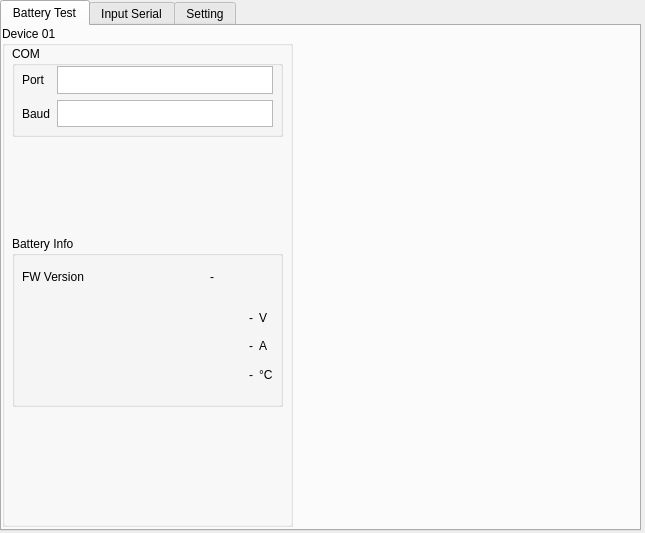
Qt form src/BCT_UI.ui (ComMslee/BCT) before a commit.
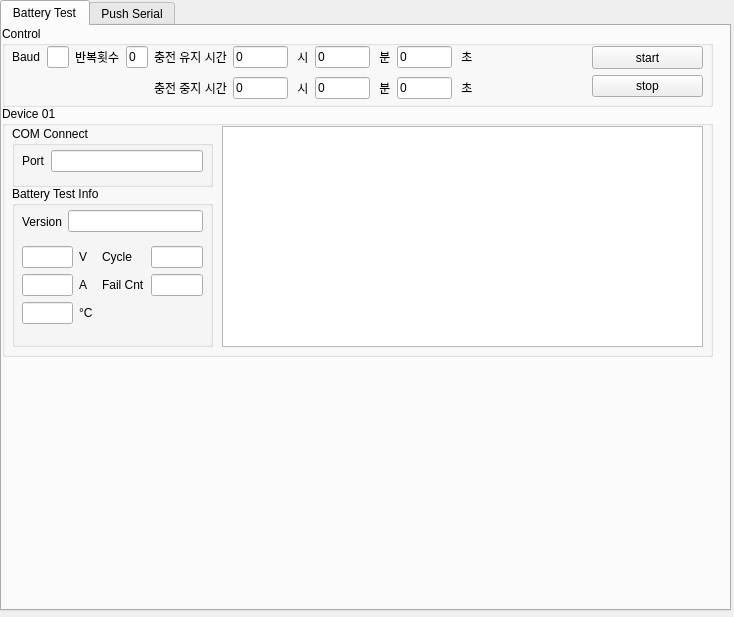
The same form after that commit.

Commit message: *프로젝트 셋업중 *시리얼 write/read class 추가 *UI 계속 변경중

```diff
--- a/src/BCT_UI.ui
+++ b/src/BCT_UI.ui
@@ -6,8 +6,8 @@
    <rect>
     <x>0</x>
     <y>0</y>
-    <width>645</width>
-    <height>533</height>
+    <width>734</width>
+    <height>617</height>
    </rect>
   </property>
   <property name="windowTitle">
@@ -18,8 +18,8 @@
     <rect>
      <x>0</x>
      <y>0</y>
-     <width>641</width>
-     <height>531</height>
+     <width>731</width>
+     <height>611</height>
     </rect>
    </property>
    <property name="currentIndex">
@@ -33,9 +33,9 @@
      <property name="geometry">
       <rect>
        <x>0</x>
-       <y>0</y>
-       <width>291</width>
-       <height>501</height>
+       <y>80</y>
+       <width>711</width>
+       <height>251</height>
       </rect>
      </property>
      <property name="title">
@@ -46,23 +46,26 @@
        <rect>
         <x>10</x>
         <y>20</y>
-        <width>271</width>
-        <height>91</height>
+        <width>201</width>
+        <height>61</height>
        </rect>
       </property>
       <property name="title">
-       <string>COM</string>
+       <string>COM Connect</string>
       </property>
       <widget class="QWidget" name="gridLayoutWidget">
        <property name="geometry">
         <rect>
          <x>10</x>
          <y>20</y>
-         <width>251</width>
-         <height>61</height>
+         <width>181</width>
+         <height>31</height>
         </rect>
        </property>
        <layout class="QGridLayout" name="gridLayout">
+        <item row="0" column="1">
+         <widget class="QLineEdit" name="lineEdit"/>
+        </item>
         <item row="0" column="0">
          <widget class="QLabel" name="label">
           <property name="text">
@@ -70,19 +73,6 @@
           </property>
          </widget>
         </item>
-        <item row="1" column="0">
-         <widget class="QLabel" name="label_2">
-          <property name="text">
-           <string>Baud</string>
-          </property>
-         </widget>
-        </item>
-        <item row="0" column="1">
-         <widget class="QTextEdit" name="textEdit"/>
-        </item>
-        <item row="1" column="1">
-         <widget class="QTextEdit" name="textEdit_2"/>
-        </item>
        </layout>
       </widget>
      </widget>
@@ -90,31 +80,49 @@
       <property name="geometry">
        <rect>
         <x>10</x>
-        <y>210</y>
-        <width>271</width>
-        <height>171</height>
+        <y>80</y>
+        <width>201</width>
+        <height>161</height>
        </rect>
       </property>
       <property name="title">
-       <string>Battery Info</string>
+       <string>Battery Test Info</string>
       </property>
       <widget class="QWidget" name="gridLayoutWidget_2">
        <property name="geometry">
         <rect>
          <x>10</x>
-         <y>70</y>
-         <width>251</width>
+         <y>60</y>
+         <width>71</width>
          <height>80</height>
         </rect>
        </property>
        <layout class="QGridLayout" name="gridLayout_2">
+        <item row="1" column="0">
+         <widget class="QLineEdit" name="lineEdit_17">
+          <property name="readOnly">
+           <bool>true</bool>
+          </property>
+         </widget>
+        </item>
+        <item row="2" column="1">
+         <widget class="QLabel" name="label_8">
+          <property name="text">
+           <string>°C</string>
+          </property>
+         </widget>
+        </item>
+        <item row="1" column="1">
+         <widget class="QLabel" name="label_7">
+          <property name="text">
+           <string>A</string>
+          </property>
+         </widget>
+        </item>
         <item row="0" column="0">
-         <widget class="QLabel" name="dv01_Volt&#10;">
-          <property name="text">
-           <string>-</string>
-          </property>
-          <property name="alignment">
-           <set>Qt::AlignRight|Qt::AlignTrailing|Qt::AlignVCenter</set>
+         <widget class="QLineEdit" name="lineEdit_16">
+          <property name="readOnly">
+           <bool>true</bool>
           </property>
          </widget>
         </item>
@@ -131,37 +139,10 @@
           </property>
          </widget>
         </item>
-        <item row="1" column="0">
-         <widget class="QLabel" name="dv01_Ampere">
-          <property name="text">
-           <string>-</string>
-          </property>
-          <property name="alignment">
-           <set>Qt::AlignRight|Qt::AlignTrailing|Qt::AlignVCenter</set>
-          </property>
-         </widget>
-        </item>
         <item row="2" column="0">
-         <widget class="QLabel" name="dv01_Temp">
-          <property name="text">
-           <string>-</string>
-          </property>
-          <property name="alignment">
-           <set>Qt::AlignRight|Qt::AlignTrailing|Qt::AlignVCenter</set>
-          </property>
-         </widget>
-        </item>
-        <item row="1" column="1">
-         <widget class="QLabel" name="label_7">
-          <property name="text">
-           <string>A</string>
-          </property>
-         </widget>
-        </item>
-        <item row="2" column="1">
-         <widget class="QLabel" name="label_8">
-          <property name="text">
-           <string>°C</string>
+         <widget class="QLineEdit" name="lineEdit_18">
+          <property name="readOnly">
+           <bool>true</bool>
           </property>
          </widget>
         </item>
@@ -172,42 +153,377 @@
         <rect>
          <x>10</x>
          <y>20</y>
-         <width>251</width>
-         <height>41</height>
+         <width>181</width>
+         <height>31</height>
         </rect>
        </property>
        <layout class="QHBoxLayout" name="horizontalLayout">
         <item>
          <widget class="QLabel" name="label_5">
           <property name="text">
-           <string>FW Version</string>
+           <string>Version</string>
           </property>
          </widget>
         </item>
         <item>
-         <widget class="QLabel" name="label_3">
+         <widget class="QLineEdit" name="lineEdit_21">
+          <property name="readOnly">
+           <bool>true</bool>
+          </property>
+         </widget>
+        </item>
+       </layout>
+      </widget>
+      <widget class="QWidget" name="gridLayoutWidget_3">
+       <property name="geometry">
+        <rect>
+         <x>90</x>
+         <y>60</y>
+         <width>101</width>
+         <height>52</height>
+        </rect>
+       </property>
+       <layout class="QGridLayout" name="gridLayout_3">
+        <item row="0" column="0">
+         <widget class="QLabel" name="label_6">
           <property name="text">
-           <string>-</string>
+           <string>Cycle</string>
           </property>
-          <property name="alignment">
-           <set>Qt::AlignCenter</set>
+         </widget>
+        </item>
+        <item row="0" column="1">
+         <widget class="QLineEdit" name="lineEdit_20">
+          <property name="readOnly">
+           <bool>true</bool>
           </property>
          </widget>
         </item>
+        <item row="1" column="1">
+         <widget class="QLineEdit" name="lineEdit_19">
+          <property name="readOnly">
+           <bool>true</bool>
+          </property>
+         </widget>
+        </item>
+        <item row="1" column="0">
+         <widget class="QLabel" name="label_10">
+          <property name="text">
+           <string>Fail Cnt</string>
+          </property>
+         </widget>
+        </item>
        </layout>
       </widget>
+     </widget>
+     <widget class="QListWidget" name="listWidget">
+      <property name="geometry">
+       <rect>
+        <x>220</x>
+        <y>20</y>
+        <width>481</width>
+        <height>221</height>
+       </rect>
+      </property>
+     </widget>
+    </widget>
+    <widget class="QGroupBox" name="groupBox_4">
+     <property name="geometry">
+      <rect>
+       <x>0</x>
+       <y>0</y>
+       <width>711</width>
+       <height>81</height>
+      </rect>
+     </property>
+     <property name="title">
+      <string>Control</string>
+     </property>
+     <widget class="QWidget" name="gridLayoutWidget_4">
+      <property name="geometry">
+       <rect>
+        <x>10</x>
+        <y>20</y>
+        <width>461</width>
+        <height>56</height>
+       </rect>
+      </property>
+      <layout class="QGridLayout" name="gridLayout_4">
+       <item row="0" column="4">
+        <widget class="QLabel" name="label_13">
+         <property name="text">
+          <string>충전 유지 시간</string>
+         </property>
+        </widget>
+       </item>
+       <item row="1" column="5">
+        <layout class="QHBoxLayout" name="horizontalLayout_4">
+         <item>
+          <widget class="QLineEdit" name="lineEdit_14">
+           <property name="sizePolicy">
+            <sizepolicy hsizetype="Expanding" vsizetype="Fixed">
+             <horstretch>60</horstretch>
+             <verstretch>0</verstretch>
+            </sizepolicy>
+           </property>
+           <property name="text">
+            <string>0</string>
+           </property>
+          </widget>
+         </item>
+         <item>
+          <widget class="QLabel" name="label_44">
+           <property name="text">
+            <string> 시</string>
+           </property>
+          </widget>
+         </item>
+         <item>
+          <widget class="QLineEdit" name="lineEdit_15">
+           <property name="sizePolicy">
+            <sizepolicy hsizetype="Expanding" vsizetype="Fixed">
+             <horstretch>60</horstretch>
+             <verstretch>0</verstretch>
+            </sizepolicy>
+           </property>
+           <property name="text">
+            <string>0</string>
+           </property>
+          </widget>
+         </item>
+         <item>
+          <widget class="QLabel" name="label_46">
+           <property name="text">
+            <string> 분</string>
+           </property>
+          </widget>
+         </item>
+         <item>
+          <widget class="QLineEdit" name="lineEdit_5">
+           <property name="sizePolicy">
+            <sizepolicy hsizetype="Preferred" vsizetype="Fixed">
+             <horstretch>60</horstretch>
+             <verstretch>0</verstretch>
+            </sizepolicy>
+           </property>
+           <property name="text">
+            <string>0</string>
+           </property>
+          </widget>
+         </item>
+         <item>
+          <widget class="QLabel" name="label_48">
+           <property name="text">
+            <string> 초</string>
+           </property>
+          </widget>
+         </item>
+        </layout>
+       </item>
+       <item row="0" column="3">
+        <widget class="QLineEdit" name="lineEdit_3">
+         <property name="text">
+          <string>0</string>
+         </property>
+        </widget>
+       </item>
+       <item row="0" column="5">
+        <layout class="QHBoxLayout" name="horizontalLayout_3">
+         <item>
+          <widget class="QLineEdit" name="lineEdit_13">
+           <property name="sizePolicy">
+            <sizepolicy hsizetype="Expanding" vsizetype="Fixed">
+             <horstretch>60</horstretch>
+             <verstretch>0</verstretch>
+            </sizepolicy>
+           </property>
+           <property name="text">
+            <string>0</string>
+           </property>
+          </widget>
+         </item>
+         <item>
+          <widget class="QLabel" name="label_43">
+           <property name="text">
+            <string> 시</string>
+           </property>
+          </widget>
+         </item>
+         <item>
+          <widget class="QLineEdit" name="lineEdit_12">
+           <property name="sizePolicy">
+            <sizepolicy hsizetype="Expanding" vsizetype="Fixed">
+             <horstretch>60</horstretch>
+             <verstretch>0</verstretch>
+            </sizepolicy>
+           </property>
+           <property name="text">
+            <string>0</string>
+           </property>
+          </widget>
+         </item>
+         <item>
+          <widget class="QLabel" name="label_45">
+           <property name="text">
+            <string> 분</string>
+           </property>
+          </widget>
+         </item>
+         <item>
+          <widget class="QLineEdit" name="lineEdit_4">
+           <property name="sizePolicy">
+            <sizepolicy hsizetype="Preferred" vsizetype="Fixed">
+             <horstretch>60</horstretch>
+             <verstretch>0</verstretch>
+            </sizepolicy>
+           </property>
+           <property name="text">
+            <string>0</string>
+           </property>
+          </widget>
+         </item>
+         <item>
+          <widget class="QLabel" name="label_47">
+           <property name="text">
+            <string> 초</string>
+           </property>
+          </widget>
+         </item>
+        </layout>
+       </item>
+       <item row="1" column="4">
+        <widget class="QLabel" name="label_14">
+         <property name="text">
+          <string>충전 중지 시간</string>
+         </property>
+        </widget>
+       </item>
+       <item row="0" column="1">
+        <widget class="QLineEdit" name="lineEdit_2"/>
+       </item>
+       <item row="0" column="2">
+        <widget class="QLabel" name="label_12">
+         <property name="text">
+          <string>반복횟수</string>
+         </property>
+        </widget>
+       </item>
+       <item row="0" column="0">
+        <widget class="QLabel" name="label_2">
+         <property name="text">
+          <string>Baud</string>
+         </property>
+        </widget>
+       </item>
+      </layout>
+     </widget>
+     <widget class="QWidget" name="verticalLayoutWidget">
+      <property name="geometry">
+       <rect>
+        <x>590</x>
+        <y>20</y>
+        <width>111</width>
+        <height>51</height>
+       </rect>
+      </property>
+      <layout class="QVBoxLayout" name="verticalLayout">
+       <item>
+        <widget class="QPushButton" name="pushButton_2">
+         <property name="sizePolicy">
+          <sizepolicy hsizetype="Minimum" vsizetype="Preferred">
+           <horstretch>0</horstretch>
+           <verstretch>0</verstretch>
+          </sizepolicy>
+         </property>
+         <property name="text">
+          <string>start</string>
+         </property>
+        </widget>
+       </item>
+       <item>
+        <widget class="QPushButton" name="pushButton">
+         <property name="sizePolicy">
+          <sizepolicy hsizetype="Minimum" vsizetype="Preferred">
+           <horstretch>0</horstretch>
+           <verstretch>0</verstretch>
+          </sizepolicy>
+         </property>
+         <property name="text">
+          <string>stop</string>
+         </property>
+        </widget>
+       </item>
+      </layout>
      </widget>
     </widget>
    </widget>
    <widget class="QWidget" name="tbSerial">
     <attribute name="title">
-     <string>Input Serial</string>
+     <string>Push Serial</string>
     </attribute>
-   </widget>
-   <widget class="QWidget" name="tbSetting">
-    <attribute name="title">
-     <string>Setting</string>
-    </attribute>
+    <widget class="QWidget" name="gridLayoutWidget_5">
+     <property name="geometry">
+      <rect>
+       <x>10</x>
+       <y>20</y>
+       <width>621</width>
+       <height>57</height>
+      </rect>
+     </property>
+     <layout class="QGridLayout" name="gridLayout_5">
+      <item row="0" column="2">
+       <widget class="QLineEdit" name="lineEdit_22">
+        <property name="readOnly">
+         <bool>true</bool>
+        </property>
+       </widget>
+      </item>
+      <item row="0" column="3" rowspan="2">
+       <widget class="QLineEdit" name="lineEdit_11"/>
+      </item>
+      <item row="1" column="1">
+       <widget class="QLabel" name="label_21">
+        <property name="text">
+         <string>FW Version</string>
+        </property>
+       </widget>
+      </item>
+      <item row="0" column="4" rowspan="2">
+       <widget class="QPushButton" name="pushButton_5">
+        <property name="text">
+         <string>PushButton</string>
+        </property>
+       </widget>
+      </item>
+      <item row="0" column="1">
+       <widget class="QLabel" name="label_17">
+        <property name="text">
+         <string>FW Version</string>
+        </property>
+       </widget>
+      </item>
+      <item row="1" column="2">
+       <widget class="QLineEdit" name="lineEdit_23">
+        <property name="readOnly">
+         <bool>true</bool>
+        </property>
+       </widget>
+      </item>
+      <item row="0" column="0">
+       <widget class="QLabel" name="label_15">
+        <property name="text">
+         <string>Device 01</string>
+        </property>
+       </widget>
+      </item>
+      <item row="1" column="0">
+       <widget class="QLabel" name="label_16">
+        <property name="text">
+         <string>Device 02</string>
+        </property>
+       </widget>
+      </item>
+     </layout>
+    </widget>
    </widget>
   </widget>
  </widget>
```
The commit also changes 6 other files.
